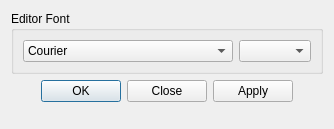
Before: the Qt Designer form src/DialogFonts.ui in eteran/nedit-ng, drawn with Qt 5.
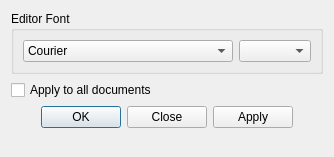
After: the same form once the commit is applied.

Commit message: Implement @tksoh's idea for an "apply to all" option for font dialog

```diff
--- a/src/DialogFonts.ui
+++ b/src/DialogFonts.ui
@@ -7,7 +7,7 @@
     <x>0</x>
     <y>0</y>
     <width>334</width>
-    <height>129</height>
+    <height>157</height>
    </rect>
   </property>
   <property name="windowTitle">
@@ -42,6 +42,13 @@
      </layout>
     </widget>
    </item>
+   <item>
+    <widget class="QCheckBox" name="checkApplyAll">
+     <property name="text">
+      <string>Apply to all documents</string>
+     </property>
+    </widget>
+   </item>
    <item>
     <widget class="QDialogButtonBox" name="buttonBox">
      <property name="orientation">
```
The commit also changes 1 other file.
